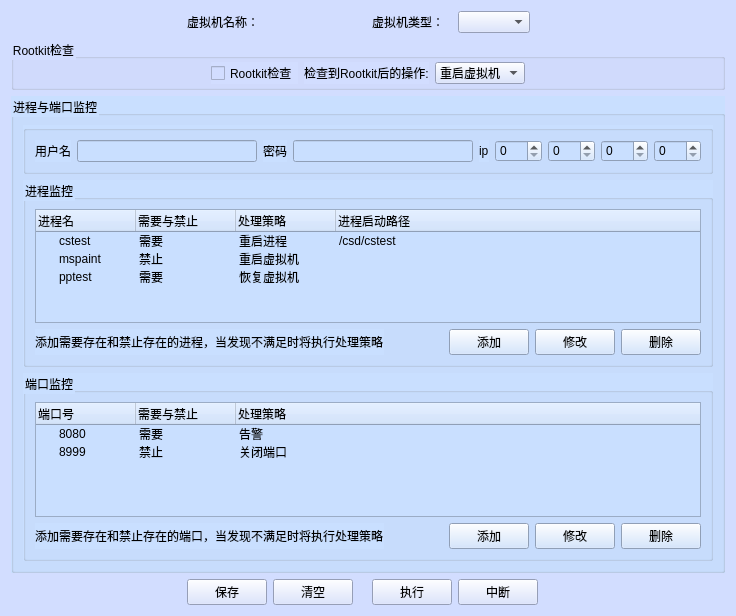
The window that view/vmGuiConf.ui (sqq0216/vmSystem) describes before a commit, drawn with Qt 5.
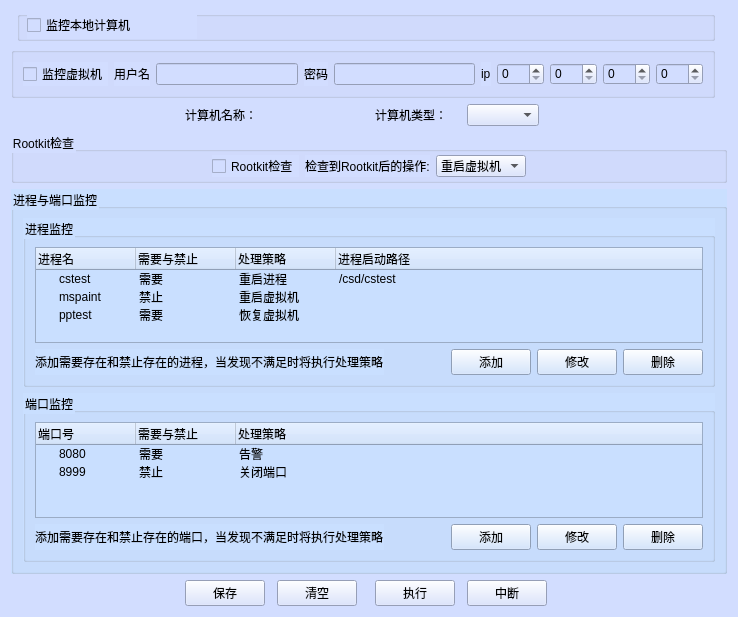
The same window after the commit.

```diff
--- a/view/vmGuiConf.ui
+++ b/view/vmGuiConf.ui
@@ -6,8 +6,8 @@
    <rect>
     <x>0</x>
     <y>0</y>
-    <width>736</width>
-    <height>616</height>
+    <width>738</width>
+    <height>617</height>
    </rect>
   </property>
   <property name="windowTitle">
@@ -17,208 +17,50 @@
    <string notr="true">background-color: rgb(210, 221, 255);</string>
   </property>
   <layout class="QGridLayout" name="gridLayout">
-   <item row="1" column="0" colspan="11">
-    <widget class="QGroupBox" name="groupBox_4">
+   <item row="7" column="9">
+    <widget class="QComboBox" name="comboBox_systype">
+     <property name="sizePolicy">
+      <sizepolicy hsizetype="Maximum" vsizetype="Fixed">
+       <horstretch>0</horstretch>
+       <verstretch>0</verstretch>
+      </sizepolicy>
+     </property>
+    </widget>
+   </item>
+   <item row="0" column="1" colspan="10">
+    <widget class="QGroupBox" name="groupBox_6">
      <property name="minimumSize">
       <size>
        <width>0</width>
-       <height>51</height>
+       <height>30</height>
       </size>
      </property>
-     <property name="autoFillBackground">
-      <bool>false</bool>
-     </property>
      <property name="title">
-      <string>Rootkit检查</string>
+      <string/>
      </property>
-     <property name="flat">
-      <bool>false</bool>
-     </property>
-     <property name="checkable">
-      <bool>false</bool>
-     </property>
-     <layout class="QGridLayout" name="gridLayout_5">
-      <property name="topMargin">
-       <number>3</number>
+     <widget class="QCheckBox" name="checkBox_local">
+      <property name="geometry">
+       <rect>
+        <x>10</x>
+        <y>0</y>
+        <width>170</width>
+        <height>28</height>
+       </rect>
       </property>
-      <property name="bottomMargin">
-       <number>3</number>
+      <property name="text">
+       <string>监控本地计算机</string>
       </property>
-      <item row="0" column="1">
-       <widget class="QCheckBox" name="checkBox_rootkit">
-        <property name="text">
-         <string>Rootkit检查</string>
-        </property>
-       </widget>
-      </item>
-      <item row="0" column="2">
-       <widget class="QLabel" name="label_7">
-        <property name="text">
-         <string>检查到Rootkit后的操作:</string>
-        </property>
-       </widget>
-      </item>
-      <item row="0" column="3">
-       <widget class="QComboBox" name="comboBox_rootkit_policy">
-        <property name="enabled">
-         <bool>true</bool>
-        </property>
-        <property name="sizePolicy">
-         <sizepolicy hsizetype="Preferred" vsizetype="Fixed">
-          <horstretch>0</horstretch>
-          <verstretch>0</verstretch>
-         </sizepolicy>
-        </property>
-        <item>
-         <property name="text">
-          <string>重启虚拟机</string>
-         </property>
-        </item>
-        <item>
-         <property name="text">
-          <string>恢复虚拟机</string>
-         </property>
-        </item>
-       </widget>
-      </item>
-      <item row="0" column="4">
-       <spacer name="horizontalSpacer_3">
-        <property name="orientation">
-         <enum>Qt::Horizontal</enum>
-        </property>
-        <property name="sizeHint" stdset="0">
-         <size>
-          <width>148</width>
-          <height>16</height>
-         </size>
-        </property>
-       </spacer>
-      </item>
-      <item row="0" column="0">
-       <spacer name="horizontalSpacer_4">
-        <property name="orientation">
-         <enum>Qt::Horizontal</enum>
-        </property>
-        <property name="sizeHint" stdset="0">
-         <size>
-          <width>40</width>
-          <height>20</height>
-         </size>
-        </property>
-       </spacer>
-      </item>
-     </layout>
+     </widget>
     </widget>
    </item>
-   <item row="0" column="1">
-    <spacer name="horizontalSpacer_6">
-     <property name="orientation">
-      <enum>Qt::Horizontal</enum>
-     </property>
-     <property name="sizeHint" stdset="0">
-      <size>
-       <width>40</width>
-       <height>20</height>
-      </size>
-     </property>
-    </spacer>
-   </item>
-   <item row="3" column="2">
-    <widget class="QPushButton" name="pushButton_save">
-     <property name="text">
-      <string>保存</string>
-     </property>
-    </widget>
-   </item>
-   <item row="0" column="3">
+   <item row="7" column="4" colspan="3">
     <widget class="QLabel" name="label_vmname">
      <property name="text">
       <string/>
      </property>
     </widget>
    </item>
-   <item row="0" column="2">
-    <widget class="QLabel" name="label_6">
-     <property name="text">
-      <string>虚拟机名称：</string>
-     </property>
-    </widget>
-   </item>
-   <item row="0" column="8">
-    <spacer name="horizontalSpacer_5">
-     <property name="orientation">
-      <enum>Qt::Horizontal</enum>
-     </property>
-     <property name="sizeHint" stdset="0">
-      <size>
-       <width>40</width>
-       <height>20</height>
-      </size>
-     </property>
-    </spacer>
-   </item>
-   <item row="0" column="4">
-    <widget class="QLabel" name="label_4">
-     <property name="text">
-      <string/>
-     </property>
-    </widget>
-   </item>
-   <item row="3" column="3">
-    <widget class="QPushButton" name="pushButton_clear">
-     <property name="text">
-      <string>清空</string>
-     </property>
-    </widget>
-   </item>
-   <item row="3" column="5">
-    <widget class="QPushButton" name="pushButton_execute">
-     <property name="text">
-      <string>执行</string>
-     </property>
-    </widget>
-   </item>
-   <item row="3" column="6">
-    <widget class="QPushButton" name="pushButton_break">
-     <property name="text">
-      <string>中断</string>
-     </property>
-    </widget>
-   </item>
-   <item row="0" column="5">
-    <widget class="QLabel" name="label_3">
-     <property name="text">
-      <string>虚拟机类型：</string>
-     </property>
-    </widget>
-   </item>
-   <item row="3" column="1">
-    <spacer name="horizontalSpacer_7">
-     <property name="orientation">
-      <enum>Qt::Horizontal</enum>
-     </property>
-     <property name="sizeHint" stdset="0">
-      <size>
-       <width>40</width>
-       <height>20</height>
-      </size>
-     </property>
-    </spacer>
-   </item>
-   <item row="3" column="8">
-    <spacer name="horizontalSpacer_8">
-     <property name="orientation">
-      <enum>Qt::Horizontal</enum>
-     </property>
-     <property name="sizeHint" stdset="0">
-      <size>
-       <width>40</width>
-       <height>20</height>
-      </size>
-     </property>
-    </spacer>
-   </item>
-   <item row="2" column="0" colspan="11">
+   <item row="12" column="0" colspan="13">
     <widget class="QGroupBox" name="groupBox_2">
      <property name="styleSheet">
       <string notr="true">background-color: rgb(201, 223, 255);</string>
@@ -227,70 +69,6 @@
       <string>进程与端口监控</string>
      </property>
      <layout class="QGridLayout" name="gridLayout_6">
-      <item row="0" column="0">
-       <widget class="QGroupBox" name="groupBox_5">
-        <property name="title">
-         <string/>
-        </property>
-        <layout class="QHBoxLayout" name="horizontalLayout">
-         <item>
-          <widget class="QLabel" name="label_8">
-           <property name="text">
-            <string>用户名</string>
-           </property>
-          </widget>
-         </item>
-         <item>
-          <widget class="QLineEdit" name="lineEdit_username"/>
-         </item>
-         <item>
-          <widget class="QLabel" name="label_9">
-           <property name="text">
-            <string>密码</string>
-           </property>
-          </widget>
-         </item>
-         <item>
-          <widget class="QLineEdit" name="lineEdit_password"/>
-         </item>
-         <item>
-          <widget class="QLabel" name="label_5">
-           <property name="text">
-            <string>ip</string>
-           </property>
-          </widget>
-         </item>
-         <item>
-          <widget class="QSpinBox" name="spinBox_ip1">
-           <property name="maximum">
-            <number>256</number>
-           </property>
-          </widget>
-         </item>
-         <item>
-          <widget class="QSpinBox" name="spinBox_ip2">
-           <property name="maximum">
-            <number>256</number>
-           </property>
-          </widget>
-         </item>
-         <item>
-          <widget class="QSpinBox" name="spinBox_ip3">
-           <property name="maximum">
-            <number>256</number>
-           </property>
-          </widget>
-         </item>
-         <item>
-          <widget class="QSpinBox" name="spinBox_ip4">
-           <property name="maximum">
-            <number>256</number>
-           </property>
-          </widget>
-         </item>
-        </layout>
-       </widget>
-      </item>
       <item row="1" column="0">
        <widget class="QGroupBox" name="groupBox">
         <property name="title">
@@ -513,13 +291,261 @@
      </layout>
     </widget>
    </item>
-   <item row="0" column="6" colspan="2">
-    <widget class="QComboBox" name="comboBox_systype">
-     <property name="sizePolicy">
-      <sizepolicy hsizetype="Maximum" vsizetype="Fixed">
-       <horstretch>0</horstretch>
-       <verstretch>0</verstretch>
-      </sizepolicy>
+   <item row="13" column="7">
+    <widget class="QPushButton" name="pushButton_execute">
+     <property name="text">
+      <string>执行</string>
+     </property>
+    </widget>
+   </item>
+   <item row="7" column="1">
+    <spacer name="horizontalSpacer_6">
+     <property name="orientation">
+      <enum>Qt::Horizontal</enum>
+     </property>
+     <property name="sizeHint" stdset="0">
+      <size>
+       <width>40</width>
+       <height>20</height>
+      </size>
+     </property>
+    </spacer>
+   </item>
+   <item row="7" column="10">
+    <spacer name="horizontalSpacer_5">
+     <property name="orientation">
+      <enum>Qt::Horizontal</enum>
+     </property>
+     <property name="sizeHint" stdset="0">
+      <size>
+       <width>40</width>
+       <height>20</height>
+      </size>
+     </property>
+    </spacer>
+   </item>
+   <item row="13" column="10">
+    <spacer name="horizontalSpacer_8">
+     <property name="orientation">
+      <enum>Qt::Horizontal</enum>
+     </property>
+     <property name="sizeHint" stdset="0">
+      <size>
+       <width>40</width>
+       <height>20</height>
+      </size>
+     </property>
+    </spacer>
+   </item>
+   <item row="13" column="1">
+    <spacer name="horizontalSpacer_7">
+     <property name="orientation">
+      <enum>Qt::Horizontal</enum>
+     </property>
+     <property name="sizeHint" stdset="0">
+      <size>
+       <width>40</width>
+       <height>20</height>
+      </size>
+     </property>
+    </spacer>
+   </item>
+   <item row="7" column="2">
+    <widget class="QLabel" name="label_6">
+     <property name="text">
+      <string>计算机名称：</string>
+     </property>
+    </widget>
+   </item>
+   <item row="13" column="4">
+    <widget class="QPushButton" name="pushButton_clear">
+     <property name="text">
+      <string>清空</string>
+     </property>
+    </widget>
+   </item>
+   <item row="7" column="7">
+    <widget class="QLabel" name="label_3">
+     <property name="text">
+      <string>计算机类型：</string>
+     </property>
+    </widget>
+   </item>
+   <item row="1" column="0" colspan="11">
+    <widget class="QGroupBox" name="groupBox_5">
+     <property name="title">
+      <string/>
+     </property>
+     <layout class="QHBoxLayout" name="horizontalLayout">
+      <item>
+       <widget class="QCheckBox" name="checkBox_vm">
+        <property name="text">
+         <string>监控虚拟机</string>
+        </property>
+       </widget>
+      </item>
+      <item>
+       <widget class="QLabel" name="label_8">
+        <property name="text">
+         <string>用户名</string>
+        </property>
+       </widget>
+      </item>
+      <item>
+       <widget class="QLineEdit" name="lineEdit_username"/>
+      </item>
+      <item>
+       <widget class="QLabel" name="label_9">
+        <property name="text">
+         <string>密码</string>
+        </property>
+       </widget>
+      </item>
+      <item>
+       <widget class="QLineEdit" name="lineEdit_password"/>
+      </item>
+      <item>
+       <widget class="QLabel" name="label_5">
+        <property name="text">
+         <string>ip</string>
+        </property>
+       </widget>
+      </item>
+      <item>
+       <widget class="QSpinBox" name="spinBox_ip1">
+        <property name="maximum">
+         <number>256</number>
+        </property>
+       </widget>
+      </item>
+      <item>
+       <widget class="QSpinBox" name="spinBox_ip2">
+        <property name="maximum">
+         <number>256</number>
+        </property>
+       </widget>
+      </item>
+      <item>
+       <widget class="QSpinBox" name="spinBox_ip3">
+        <property name="maximum">
+         <number>256</number>
+        </property>
+       </widget>
+      </item>
+      <item>
+       <widget class="QSpinBox" name="spinBox_ip4">
+        <property name="maximum">
+         <number>256</number>
+        </property>
+       </widget>
+      </item>
+     </layout>
+    </widget>
+   </item>
+   <item row="11" column="0" colspan="13">
+    <widget class="QGroupBox" name="groupBox_4">
+     <property name="minimumSize">
+      <size>
+       <width>0</width>
+       <height>51</height>
+      </size>
+     </property>
+     <property name="autoFillBackground">
+      <bool>false</bool>
+     </property>
+     <property name="title">
+      <string>Rootkit检查</string>
+     </property>
+     <property name="flat">
+      <bool>false</bool>
+     </property>
+     <property name="checkable">
+      <bool>false</bool>
+     </property>
+     <layout class="QGridLayout" name="gridLayout_5">
+      <property name="topMargin">
+       <number>3</number>
+      </property>
+      <property name="bottomMargin">
+       <number>3</number>
+      </property>
+      <item row="0" column="3">
+       <widget class="QComboBox" name="comboBox_rootkit_policy">
+        <property name="enabled">
+         <bool>true</bool>
+        </property>
+        <property name="sizePolicy">
+         <sizepolicy hsizetype="Preferred" vsizetype="Fixed">
+          <horstretch>0</horstretch>
+          <verstretch>0</verstretch>
+         </sizepolicy>
+        </property>
+        <item>
+         <property name="text">
+          <string>重启虚拟机</string>
+         </property>
+        </item>
+        <item>
+         <property name="text">
+          <string>恢复虚拟机</string>
+         </property>
+        </item>
+       </widget>
+      </item>
+      <item row="0" column="1">
+       <widget class="QCheckBox" name="checkBox_rootkit">
+        <property name="text">
+         <string>Rootkit检查</string>
+        </property>
+       </widget>
+      </item>
+      <item row="0" column="2">
+       <widget class="QLabel" name="label_7">
+        <property name="text">
+         <string>检查到Rootkit后的操作:</string>
+        </property>
+       </widget>
+      </item>
+      <item row="0" column="4">
+       <spacer name="horizontalSpacer_3">
+        <property name="orientation">
+         <enum>Qt::Horizontal</enum>
+        </property>
+        <property name="sizeHint" stdset="0">
+         <size>
+          <width>148</width>
+          <height>16</height>
+         </size>
+        </property>
+       </spacer>
+      </item>
+      <item row="0" column="0">
+       <spacer name="horizontalSpacer_4">
+        <property name="orientation">
+         <enum>Qt::Horizontal</enum>
+        </property>
+        <property name="sizeHint" stdset="0">
+         <size>
+          <width>40</width>
+          <height>20</height>
+         </size>
+        </property>
+       </spacer>
+      </item>
+     </layout>
+    </widget>
+   </item>
+   <item row="13" column="2">
+    <widget class="QPushButton" name="pushButton_save">
+     <property name="text">
+      <string>保存</string>
+     </property>
+    </widget>
+   </item>
+   <item row="13" column="9">
+    <widget class="QPushButton" name="pushButton_break">
+     <property name="text">
+      <string>中断</string>
      </property>
     </widget>
    </item>
```
Left out of the diff: 49 changed lines with no effect on the pictures.
